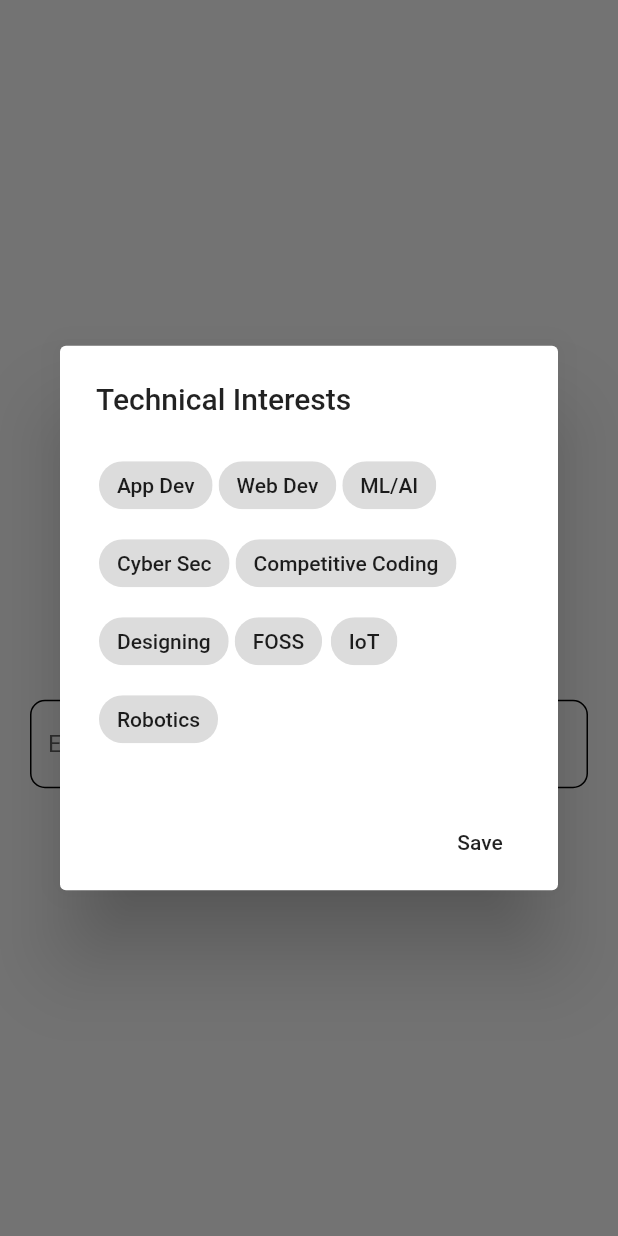
After one commit to GeekHaven/find-my-senior, a Flutter app: the screen it shows once a user with an empty profile is signed in, after a tap on "Click to Select Technical Interests", on a phone screen of 412 x 824 dp. The commit adds this screen. Run offline on Flutter 3.47's test engine with Material 2 defaults, Android fonts, the phone set to English and light mode, and no system bars; our stand-ins replace cloud_firestore, firebase_auth, google_sign_in, shared_preferences; accounts and stored records are empty.

```diff
--- /dev/null
+++ b/lib/authentication/authentication.dart
@@ -0,0 +1,67 @@
+import 'package:find_my_senior/authentication/fill_details.dart';
+import 'package:find_my_senior/home_page.dart';
+import 'package:find_my_senior/services/auth_service.dart';
+import 'package:find_my_senior/services/shared_preferences.dart';
+import 'package:flutter/material.dart';
+
+class Authentication extends StatefulWidget {
+  @override
+  _AuthenticationState createState() => _AuthenticationState();
+}
+
+class _AuthenticationState extends State<Authentication> {
+  String uid;
+
+  getUid() async {
+    uid = await SharedPreferencesUtil.getUserUid();
+  }
+
+  @override
+  Widget build(BuildContext context) {
+    AuthService _auth = AuthService();
+
+    return Scaffold(
+      body: Center(
+        child: Column(
+          mainAxisAlignment: MainAxisAlignment.center,
+          children: [
+            RaisedButton(
+              child: Text('Register with Google',
+                  style: TextStyle(
+                    fontSize: 20,
+                  )),
+              onPressed: () async {
+                bool result = await _auth.signInGoogle();
+                if (result != false) {
+                  getUid();
+                  Navigator.push(
+                      context,
+                      MaterialPageRoute(
+                          builder: (context) => FillDetails(uid)));
+                } else {
+                  print('error occured');
+                }
+              },
+            ),
+            RaisedButton(
+              child: Text('Sign In with Google',
+                  style: TextStyle(
+                    fontSize: 20,
+                  )),
+              onPressed: () async {
+                bool result = await _auth.signInGoogle();
+                if (result != false) {
+                  getUid();
+                  Navigator.push(context,
+                      MaterialPageRoute(builder: (context) => HomePage()));
+                } else {
+                  print('error occured');
+                }
+              },
+            ),
+          ],
+        ),
+      ),
+    );
+  }
+}
--- /dev/null
+++ b/lib/authentication/fill_details.dart
@@ -0,0 +1,160 @@
+import 'package:cloud_firestore/cloud_firestore.dart';
+import 'package:find_my_senior/home_page.dart';
+import 'package:find_my_senior/services/database_services.dart';
+import 'package:find_my_senior/services/shared_preferences.dart';
+import 'package:flutter/material.dart';
+
+import '../models/multi_select_chip.dart';
+
+class FillDetails extends StatefulWidget {
+  final String uid;
+  FillDetails(this.uid);
+  @override
+  _FillDetailsState createState() => _FillDetailsState();
+}
+
+class _FillDetailsState extends State<FillDetails> {
+  bool isRegistered = true;
+  int batch;
+  String branch = "";
+  _setBranch() {
+    if (_valueOfBranch == 1)
+      branch = "IT";
+    else if (_valueOfBranch == 2)
+      branch = "IT BI";
+    else
+      branch = "ECE";
+  }
+
+  int _valueOfBranch = 1;
+
+  List<String> technicalInterests = [
+    "App Dev",
+    "Web Dev",
+    "ML/AI",
+    "Cyber Sec",
+    "Competitive Coding",
+    "Designing",
+    "FOSS",
+    "IoT",
+    "Robotics"
+  ];
+  List<String> technicalSelected = [];
+
+  List<String> societies = [
+    "Sarasva",
+    "AMS",
+    "Gravity",
+    "Tesla",
+    "Nimriti",
+    "Rangtarangini",
+    "Virtuosi",
+    "GeekHaven",
+  ];
+  List<String> societiesSelected = [];
+
+  _showSelectionDialog(
+      String title, List<String> list, String action, List<String> selected) {
+    showDialog(
+        context: context,
+        builder: (BuildContext context) {
+          return AlertDialog(
+            title: Text(title),
+            content: MultiSelectChip(
+              list,
+              selected,
+              onSelectionChanged: (selectedList) {
+                setState(() {
+                  selected = selectedList;
+                });
+              },
+            ),
+            actions: <Widget>[
+              FlatButton(
+                child: Text(action),
+                onPressed: () => Navigator.of(context).pop(),
+              )
+            ],
+          );
+        });
+  }
+
+  @override
+  Widget build(BuildContext context) {
+    return Scaffold(
+      body: Padding(
+        padding: const EdgeInsets.all(20.0),
+        child: Center(
+          child: Column(
+            mainAxisAlignment: MainAxisAlignment.center,
+            children: [
+              Container(
+                padding: EdgeInsets.all(20.0),
+                child: DropdownButton(
+                    value: _valueOfBranch,
+                    items: <DropdownMenuItem<int>>[
+                      DropdownMenuItem(
+                        child: Text("IT"),
+                        value: 1,
+                      ),
+                      DropdownMenuItem(
+                        child: Text("IT BI"),
+                        value: 2,
+                      ),
+                      DropdownMenuItem(child: Text("ECE"), value: 3),
+                    ],
+                    onChanged: (value) {
+                      setState(() {
+                        _valueOfBranch = value;
+                        _setBranch();
+                      });
+                    }),
+              ),
+              RaisedButton(
+                  onPressed: () {
+                    _showSelectionDialog("Technical Interests",
+                        technicalInterests, 'Save', technicalSelected);
+                  },
+                  child: Text('Click to Select Technical Interests')),
+              Text(technicalSelected.join(" , ")),
+              RaisedButton(
+                  onPressed: () => _showSelectionDialog(
+                      "Societies", societies, 'Save', societiesSelected),
+                  child: Text('Click to Select Societies')),
+              Text(societiesSelected.join(" , ")),
+              TextField(
+                keyboardType: TextInputType.number,
+                enabled: true,
+                decoration: InputDecoration(
+                  enabledBorder: OutlineInputBorder(
+                    borderRadius: BorderRadius.circular(10.0),
+                  ),
+                  border: OutlineInputBorder(
+                    borderRadius: BorderRadius.circular(10),
+                  ),
+                  labelText: 'Enter year of admission',
+                ),
+                onChanged: (text) {
+                  setState(() {
+                    batch = int.tryParse(text);
+                  });
+                },
+              ),
+              RaisedButton(
+                  onPressed: () async {
+                    _setBranch();
+                    await SharedPreferencesUtil.saveUserBranch(branch);
+                    await SharedPreferencesUtil.saveUserBatch(batch);
+                    await DatabaseServices(widget.uid)
+                        .createUser(technicalSelected, societiesSelected);
+                    Navigator.of(context).push(
+                        MaterialPageRoute(builder: (context) => HomePage()));
+                  },
+                  child: Text('Submit and Continue'))
+            ],
+          ),
+        ),
+      ),
+    );
+  }
+}
--- /dev/null
+++ b/lib/models/multi_select_chip.dart
@@ -0,0 +1,42 @@
+import 'package:flutter/material.dart';
+
+class MultiSelectChip extends StatefulWidget {
+  final List<String> list;
+  final List<String> selected;
+  final Function(List<String>) onSelectionChanged;
+  MultiSelectChip(this.list, this.selected, {this.onSelectionChanged});
+  @override
+  _MultiSelectChipState createState() => _MultiSelectChipState();
+}
+
+class _MultiSelectChipState extends State<MultiSelectChip> {
+  bool isSelected = false;
+  _buildChoiceList() {
+    List<Widget> choices = List();
+    widget.list.forEach((item) {
+      choices.add(Container(
+        padding: const EdgeInsets.all(2.0),
+        child: ChoiceChip(
+          label: Text(item),
+          selected: widget.selected.contains(item),
+          onSelected: (selected) {
+            setState(() {
+              widget.selected.contains(item)
+                  ? widget.selected.remove(item)
+                  : widget.selected.add(item);
+              widget.onSelectionChanged(widget.selected);
+            });
+          },
+        ),
+      ));
+    });
+    return choices;
+  }
+
+  @override
+  Widget build(BuildContext context) {
+    return Wrap(
+      children: _buildChoiceList(),
+    );
+  }
+}
--- /dev/null
+++ b/lib/root.dart
@@ -0,0 +1,40 @@
+import 'package:find_my_senior/authentication/authentication.dart';
+import 'package:find_my_senior/authentication/fill_details.dart';
+import 'package:find_my_senior/services/shared_preferences.dart';
+import 'package:firebase_auth/firebase_auth.dart';
+import 'package:flutter/material.dart';
+
+class Root extends StatefulWidget {
+  @override
+  _RootState createState() => _RootState();
+}
+
+class _RootState extends State<Root> {
+  String uid;
+  getUid() async {
+    uid = await SharedPreferencesUtil.getUserUid();
+  }
+
+  @override
+  void initState() {
+    super.initState();
+    getUid();
+    var auth = FirebaseAuth.instance;
+    auth.onAuthStateChanged.listen((user) {
+      if (user != null) {
+        print("user is logged in");
+        Navigator.push(
+            context, MaterialPageRoute(builder: (context) => FillDetails(uid)));
+      } else {
+        print("user is not logged in");
+        Navigator.push(
+            context, MaterialPageRoute(builder: (context) => Authentication()));
+      }
+    });
+  }
+
+  @override
+  Widget build(BuildContext context) {
+    return Container();
+  }
+}
--- /dev/null
+++ b/lib/services/database_services.dart
@@ -0,0 +1,39 @@
+import 'package:cloud_firestore/cloud_firestore.dart';
+import 'package:find_my_senior/services/shared_preferences.dart';
+
+class DatabaseServices {
+  final String uid;
+  DatabaseServices(this.uid);
+  final CollectionReference profileCollection =
+      Firestore.instance.collection('profiles');
+
+  Future createUser(List<String> technical, List<String> societies) async {
+    String name = await SharedPreferencesUtil.getUserName();
+    String branch = await SharedPreferencesUtil.getUserBranch();
+    int batch = await SharedPreferencesUtil.getUserBatch();
+    return await profileCollection.document(uid).setData({
+      'name': name,
+      'branch': branch,
+      'batch': batch,
+      'uid': uid,
+      'technical': FieldValue.arrayUnion(technical),
+      'societies': FieldValue.arrayUnion(societies)
+    });
+  }
+
+  Future<bool> isUser() async {
+    bool ans;
+
+    DocumentReference docRef = profileCollection.document(uid);
+    docRef.get().then((doc) {
+      if (doc.exists) {
+        ans = true;
+      }
+    });
+    if (ans == true) {
+      return Future.value(true);
+    } else {
+      return Future.value(false);
+    }
+  }
+}
--- /dev/null
+++ b/lib/services/shared_preferences.dart
@@ -0,0 +1,47 @@
+import 'package:shared_preferences/shared_preferences.dart';
+
+class SharedPreferencesUtil {
+  static String sharedPreferencesUIDKey = "USERuid";
+  static String sharedPreferencesNameKey = "USERname";
+  static String sharedPreferencesBranchKey = "USERbranch";
+  static String sharedPreferencesBatchKey = "USERbatch";
+  static Future<void> saveUserUid(String uid) async {
+    SharedPreferences prefs = await SharedPreferences.getInstance();
+    return await prefs.setString(sharedPreferencesUIDKey, uid);
+  }
+
+  static Future<String> getUserUid() async {
+    SharedPreferences prefs = await SharedPreferences.getInstance();
+    return prefs.getString(sharedPreferencesUIDKey);
+  }
+
+  static Future<void> saveUserName(String name) async {
+    SharedPreferences prefs = await SharedPreferences.getInstance();
+    return await prefs.setString(sharedPreferencesNameKey, name);
+  }
+
+  static Future<String> getUserName() async {
+    SharedPreferences prefs = await SharedPreferences.getInstance();
+    return prefs.getString(sharedPreferencesNameKey);
+  }
+
+  static Future<void> saveUserBranch(String branch) async {
+    SharedPreferences prefs = await SharedPreferences.getInstance();
+    return await prefs.setString(sharedPreferencesBranchKey, branch);
+  }
+
+  static Future<String> getUserBranch() async {
+    SharedPreferences prefs = await SharedPreferences.getInstance();
+    return prefs.getString(sharedPreferencesBranchKey);
+  }
+
+  static Future<void> saveUserBatch(int batch) async {
+    SharedPreferences prefs = await SharedPreferences.getInstance();
+    return await prefs.setInt(sharedPreferencesBatchKey, batch);
+  }
+
+  static Future<int> getUserBatch() async {
+    SharedPreferences prefs = await SharedPreferences.getInstance();
+    return prefs.getInt(sharedPreferencesBatchKey);
+  }
+}
--- a/pubspec.yaml
+++ b/pubspec.yaml
@@ -28,6 +28,11 @@ dependencies:
   # The following adds the Cupertino Icons font to your application.
   # Use with the CupertinoIcons class for iOS style icons.
   cupertino_icons: ^0.1.3
+  firebase_auth: ^0.16.1
+  firebase_core: ^0.4.5
+  google_sign_in: ^4.5.3
+  cloud_firestore: ^0.13.6
+  shared_preferences: ^0.5.12
 
 dev_dependencies:
   flutter_test:
```
Also changed, not shown: lib/home_page.dart (added, +32 -0 lines), lib/main.dart (+2 -102 lines), lib/services/auth_service.dart (added, +41 -0 lines), pubspec.lock, 3 other files.
